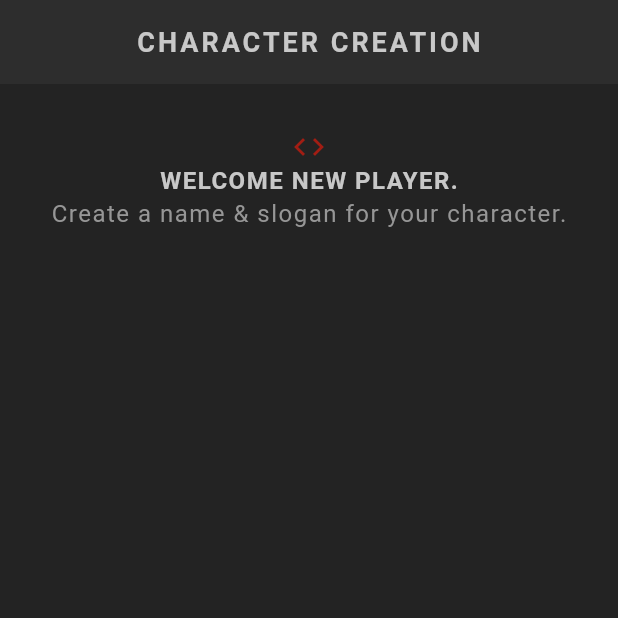
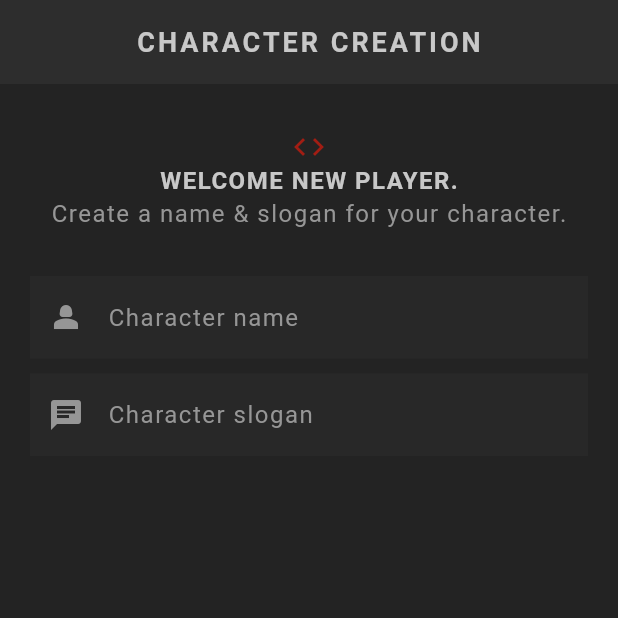
Before and after one commit to emagnu/flutter_rpg, a Flutter app: the screen it shows after launch, on a phone screen of 412 x 824 dp, the top half of it. Run offline on Flutter 3.47's test engine with Material 3 defaults, Android fonts, the phone set to English and light mode, and no system bars; our stand-ins replace google_fonts; Roboto replaces fonts that are missing (Kanit).

Commit message:
37 - Making a Text Field (9:30)

```diff
--- a/lib/screens/create/create_screen.dart
+++ b/lib/screens/create/create_screen.dart
@@ -2,6 +2,7 @@
 //  Import LIBRARIES
 import 'package:flutter/material.dart';
 import 'package:flutter_rpg/themes/theme.dart';
+import 'package:google_fonts/google_fonts.dart';
 //  Import FILES
 import '../../shared/styled_text.dart';
 //  //   ///
@@ -40,7 +41,26 @@
               child: StyledText('Create a name & slogan for your character.'),
             ),
             const SizedBox(height: 30),
-            // Character creation form
+            // Character creation form - input for name and slogan
+            TextField(
+              style: GoogleFonts.kanit(
+                  textStyle: Theme.of(context).textTheme.bodyMedium),
+              cursorColor: AppColors.textColor,
+              decoration: const InputDecoration(
+                prefixIcon: Icon(Icons.person_2),
+                label: StyledText('Character name'),
+              ),
+            ),
+            const SizedBox(height: 10),
+            TextField(
+              style: GoogleFonts.kanit(
+                  textStyle: Theme.of(context).textTheme.bodyMedium),
+              cursorColor: AppColors.textColor,
+              decoration: const InputDecoration(
+                prefixIcon: Icon(Icons.chat),
+                label: StyledText('Character slogan'),
+              ),
+            ),
             // ...
           ],
         ),
--- a/lib/themes/theme.dart
+++ b/lib/themes/theme.dart
@@ -64,5 +64,15 @@
     margin: const EdgeInsets.only(bottom: 16),
   ),
 
+  // Input decoration theme
+  inputDecorationTheme: InputDecorationTheme(
+    filled: true,
+    fillColor: AppColors.secondaryColor.withOpacity(0.5),
+    border: InputBorder.none,
+    labelStyle: TextStyle(color: AppColors.textColor),
+    prefixIconColor: AppColors.textColor,
+    // suffixIconColor: AppColors.textColor,
+  ),
+
   //
 );
```
